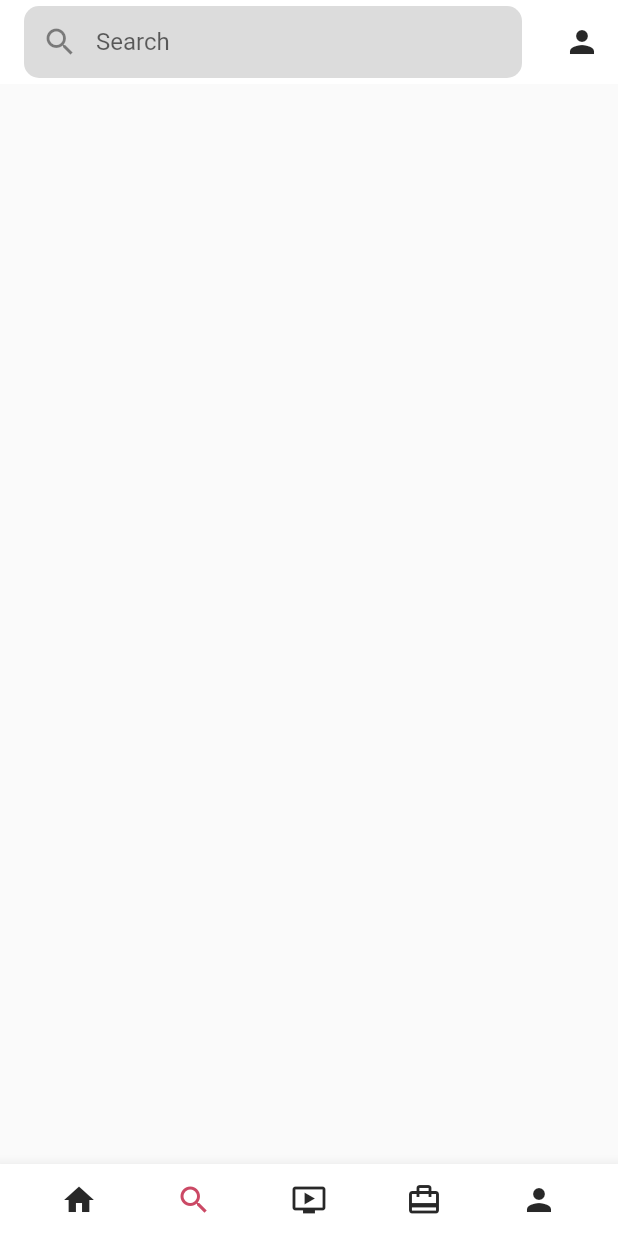
After one commit to mumtazmuttahir/instagramclone, a Flutter app: the screen it shows after launch, item 2 of the bottom bar chosen, on a phone screen of 412 x 824 dp. The commit adds this screen. Run offline on Flutter 3.47's test engine with Material 2 defaults, Android fonts, the phone set to English and light mode, and no system bars.

Commit message:
add a search page

```diff
--- /dev/null
+++ b/instaclone/lib/Views/search_page.dart
@@ -0,0 +1,31 @@
+import 'package:flutter/material.dart';
+
+class SearchPage extends StatelessWidget {
+  @override
+  Widget build(BuildContext context) {
+    return Scaffold(
+      body: CustomScrollView(
+        slivers: [
+          SliverAppBar(
+            title: TextFormField(
+              decoration: InputDecoration(
+                prefixIcon: Icon(Icons.search),
+                hintText: "Search",
+                contentPadding: EdgeInsets.all(0),
+                border: OutlineInputBorder(
+                  borderSide: BorderSide.none,
+                  borderRadius: BorderRadius.circular(10),
+                ),
+                fillColor: Color.fromRGBO(220, 220, 220, 1),
+                filled: true,
+              ),
+            ),
+            actions: [
+              IconButton(onPressed: () {}, icon: Icon(Icons.person)),
+            ],
+          ),
+        ],
+      ),
+    );
+  }
+}
--- a/instaclone/lib/main.dart
+++ b/instaclone/lib/main.dart
@@ -1,5 +1,6 @@
 import 'package:flutter/material.dart';
 import 'Views/home_page.dart';
+import 'Views/search_page.dart';
 
 void main() {
   runApp(MyApp());
@@ -42,7 +43,7 @@ class _MyHomePageState extends State<InstaHomePage> {
   Widget build(BuildContext context) {
     return Scaffold(
       //Define the body
-      body: HomePage(),
+      body: current_page == 1 ? SearchPage() : HomePage(),
       //Adds the bottom Navigation Bar
       bottomNavigationBar: BottomAppBar(
         //Child will be a row widget
```
